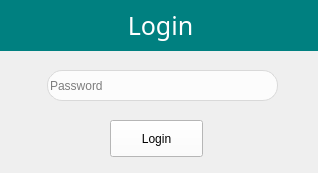
SamoraMachel/Password-Wallet, file UI/login.ui: the form before one commit.
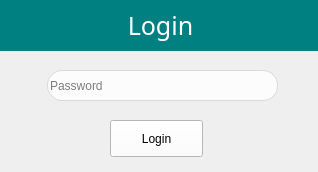
The form after the commit.

```diff
--- a/UI/login.ui
+++ b/UI/login.ui
@@ -7,7 +7,7 @@
     <x>0</x>
     <y>0</y>
     <width>318</width>
-    <height>173</height>
+    <height>172</height>
    </rect>
   </property>
   <property name="windowTitle">
```
